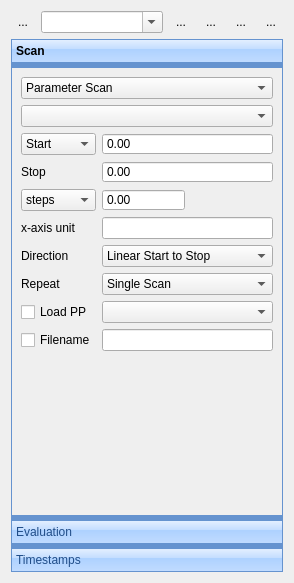
This is ui/ScanControlUi.ui in MonroeQuantumNetworks/IonControl as Qt 5 draws it before an edit. The edited form follows.
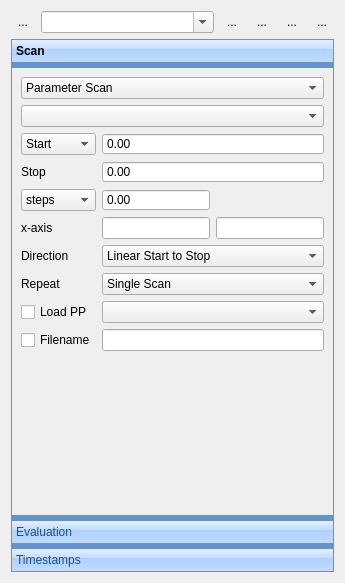
This is the edited form. Icons and pictures are not drawn. Custom widgets are drawn as their Qt base class.

Commit message: make x-axis scalable via expression

```diff
--- a/ui/ScanControlUi.ui
+++ b/ui/ScanControlUi.ui
@@ -226,7 +226,7 @@
          <item row="3" column="0">
           <widget class="QLabel" name="label_3">
            <property name="text">
-            <string>x-axis unit</string>
+            <string>x-axis </string>
            </property>
           </widget>
          </item>
@@ -322,9 +322,6 @@
            </property>
           </widget>
          </item>
-         <item row="3" column="2" colspan="2">
-          <widget class="QLineEdit" name="xUnitEdit"/>
-         </item>
          <item row="4" column="2" colspan="2">
           <widget class="QComboBox" name="scanTypeCombo">
            <item>
@@ -382,6 +379,20 @@
            </item>
           </widget>
          </item>
+         <item row="3" column="2">
+          <widget class="QLineEdit" name="xExprEdit">
+           <property name="toolTip">
+            <string>expression x is current value</string>
+           </property>
+          </widget>
+         </item>
+         <item row="3" column="3">
+          <widget class="QLineEdit" name="xUnitEdit">
+           <property name="toolTip">
+            <string>unit</string>
+           </property>
+          </widget>
+         </item>
         </layout>
        </item>
        <item>
```
Left out of the diff: 10 changed lines with no effect on the pictures. The commit also changes 2 other files.
